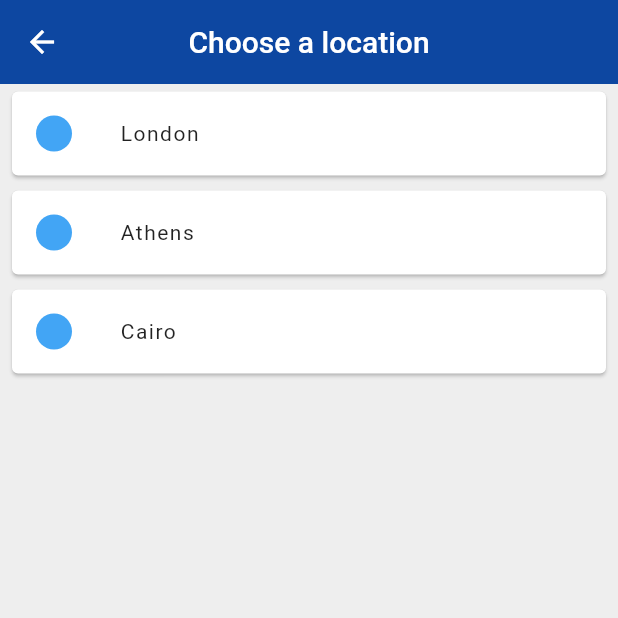
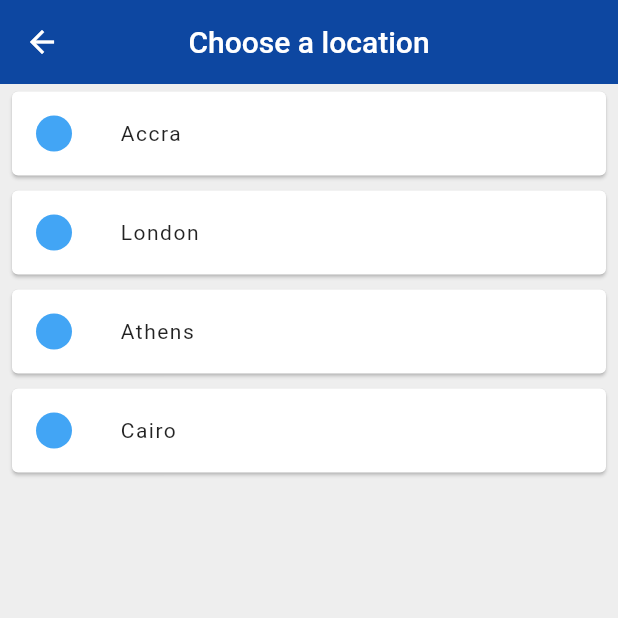
Before and after one commit to Khemy543/time_app, a Flutter app: the screen it shows after launch, after a tap on "Edit location", on a phone screen of 412 x 824 dp, the top half of it. Run offline on Flutter 3.47's test engine with Material 2 defaults, Android fonts, the phone set to English and light mode, and no system bars; our stand-ins replace flutter_spinkit; network calls fail.

Commit message:
added and set defaul tiemzone to africa/accra

```diff
--- a/lib/screens/choose_location.dart
+++ b/lib/screens/choose_location.dart
@@ -10,6 +10,7 @@ class ChooseLocation extends StatefulWidget {
 
 class _ChooseLocationState extends State<ChooseLocation> {
   List<WorldTime> locations = [
+    WorldTime(location: 'Accra', flag: 'ghana.png', url: 'Africa/Accra'),
     WorldTime(location: 'London', flag: 'uk.png', url: 'Europe/London'),
     WorldTime(location: 'Athens', flag: 'greece.png', url: 'Europe/Berlin'),
     WorldTime(location: 'Cairo', flag: 'egypt.png', url: 'Africa/Cairo')
--- a/lib/screens/loading.dart
+++ b/lib/screens/loading.dart
@@ -11,8 +11,8 @@ class Loading extends StatefulWidget {
 
 class _LoadingState extends State<Loading> {
   void setupWorldTime() async {
-    WorldTime instance = WorldTime(
-        location: 'Berlin', flag: 'germany.png', url: 'Europe/Berlin');
+    WorldTime instance =
+        WorldTime(location: 'Accra', flag: 'ghana.png', url: 'Africa/Accra');
     await instance.getTime();
     Navigator.pushReplacementNamed(context, '/home', arguments: {
       'location': instance.location,
```
